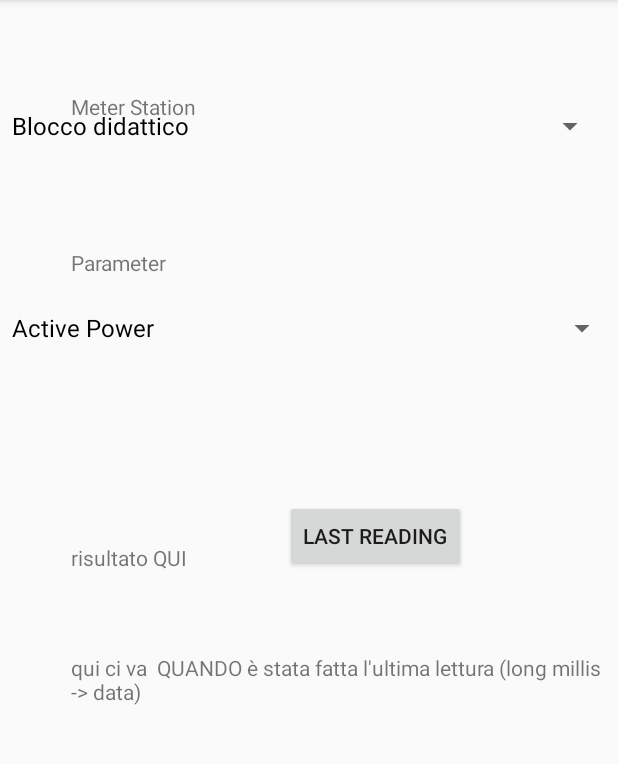
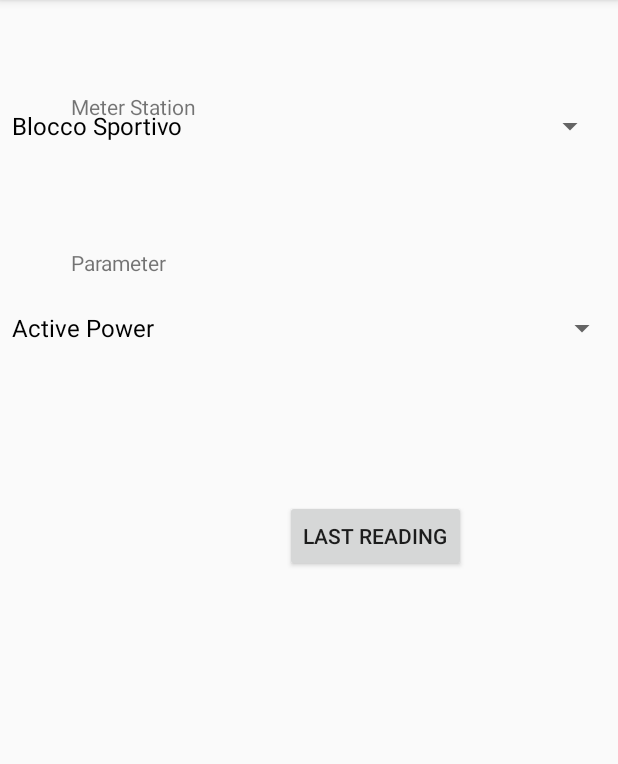
Before and after one commit to ghianda/SensorApp, an Android app: the screen it shows after launch (LastReadActivity), after a tap on "LAST READING", on a phone screen of 412 x 824 dp, the part 84-848 px from its top. Run offline under Robolectric (Android 15) with nearby library versions, the phone set to English and light mode, and no system bars; our stand-ins replace Volley.

Commit message:
Time Reading Ok and Store Data ok. Toast count record ok.
INIZIO ELABORAZIONE GRAFICA

```diff
--- a/app/build.gradle
+++ b/app/build.gradle
@@ -6,7 +6,6 @@
     defaultConfig {
         applicationId "com.example.francesco.myfirstapp"
         minSdkVersion 24
-        //minSdkVersion 15
         targetSdkVersion 24
         versionCode 1
         versionName "1.0"
--- a/app/src/main/java/com/example/francesco/myfirstapp/Sensor.java
+++ b/app/src/main/java/com/example/francesco/myfirstapp/Sensor.java
@@ -46,9 +46,7 @@
 
     public void addValue(double value, long timestamp) {
         //todo da togliere
-        System.out.println("value-timestamp aggiunto: " + value + "-" + timestamp);
-        //Data newData = new Data(value, timestamp);
-        //this.datas.add(newData);
+        //System.out.println("value-timestamp aggiunto: " + value + "-" + timestamp);
         this.datas.add(new Data(value, timestamp));
     }
 
--- a/app/src/main/java/com/example/francesco/myfirstapp/SensorList.java
+++ b/app/src/main/java/com/example/francesco/myfirstapp/SensorList.java
@@ -63,8 +63,8 @@
         sensors.add(new Sensor("/actpw", "Active Power"));
         sensors.add(new Sensor("/pwf", "Power Factor"));
         sensors.add(new Sensor("/cur/1", "Current - 1' phase"));
+        sensors.add(new Sensor("/cur/2", "Current - 2' phase"));
         sensors.add(new Sensor("/cur/3", "Current - 3' phase"));
-        sensors.add(new Sensor("/cur/2", "Current - 2' phase"));
         list.put(new Meter("QG/Lighting", "Illuminazione Hall e Aree Comuni"), sensors);
         //pulisco la lista sensors
         sensors = new ArrayList<Sensor>();
@@ -77,8 +77,8 @@
         sensors.add(new Sensor("/actpw", "Active Power"));
         sensors.add(new Sensor("/pwf", "Power Factor"));
         sensors.add(new Sensor("/cur/1", "Current - 1' phase"));
+        sensors.add(new Sensor("/cur/2", "Current - 2' phase"));
         sensors.add(new Sensor("/cur/3", "Current - 3' phase"));
-        sensors.add(new Sensor("/cur/2", "Current - 2' phase"));
         sensors.add(new Sensor("/appw", "Apparent Power"));
         sensors.add(new Sensor("/reactpw", "Reactive Power"));
         list.put(new Meter("QS", "Blocco Sportivo"), sensors);
@@ -93,8 +93,8 @@
         sensors.add(new Sensor("/actpw", "Active Power"));
         sensors.add(new Sensor("/pwf", "Power Factor"));
         sensors.add(new Sensor("/cur/1", "Current - 1' phase"));
+        sensors.add(new Sensor("/cur/2", "Current - 2' phase"));
         sensors.add(new Sensor("/cur/3", "Current - 3' phase"));
-        sensors.add(new Sensor("/cur/2", "Current - 2' phase"));
         sensors.add(new Sensor("/appw", "Apparent Power"));
         sensors.add(new Sensor("/reactpw", "Reactive Power"));
         list.put(new Meter("QG", "Blocco didattico"), sensors);
@@ -109,8 +109,8 @@
         sensors.add(new Sensor("/actpw", "Active Power"));
         sensors.add(new Sensor("/pwf", "Power Factor"));
         sensors.add(new Sensor("/cur/1", "Current - 1' phase"));
+        sensors.add(new Sensor("/cur/2", "Current - 2' phase"));
         sensors.add(new Sensor("/cur/3", "Current - 3' phase"));
-        sensors.add(new Sensor("/cur/2", "Current - 2' phase"));
         sensors.add(new Sensor("/appw", "Apparent Power"));
         sensors.add(new Sensor("/reactpw", "Reactive Power"));
         list.put(new Meter("Geom/GF", "Geometri - Piano Terra"), sensors);
@@ -125,8 +125,8 @@
         sensors.add(new Sensor("/actpw", "Active Power"));
         sensors.add(new Sensor("/pwf", "Power Factor"));
         sensors.add(new Sensor("/cur/1", "Current - 1' phase"));
+        sensors.add(new Sensor("/cur/2", "Current - 2' phase"));
         sensors.add(new Sensor("/cur/3", "Current - 3' phase"));
-        sensors.add(new Sensor("/cur/2", "Current - 2' phase"));
         sensors.add(new Sensor("/appw", "Apparent Power"));
         sensors.add(new Sensor("/reactpw", "Reactive Power"));
         list.put(new Meter("Geom/1F", "Geometri - Primo Piano"), sensors);
@@ -141,8 +141,8 @@
         sensors.add(new Sensor("/actpw", "Active Power"));
         sensors.add(new Sensor("/pwf", "Power Factor"));
         sensors.add(new Sensor("/cur/1", "Current - 1' phase"));
+        sensors.add(new Sensor("/cur/2", "Current - 2' phase"));
         sensors.add(new Sensor("/cur/3", "Current - 3' phase"));
-        sensors.add(new Sensor("/cur/2", "Current - 2' phase"));
         sensors.add(new Sensor("/appw", "Apparent Power"));
         sensors.add(new Sensor("/reactpw", "Reactive Power"));
         list.put(new Meter("Geom/GF/Labs/MP", "Geometri - Forza motrice Laboratori"), sensors);
--- a/app/src/main/res/layout/last_reading_activity.xml
+++ b/app/src/main/res/layout/last_reading_activity.xml
@@ -44,7 +44,7 @@
         android:id="@+id/SensorSpinner" />
 
     <TextView
-        android:text="risultato QUI"
+        android:text=" "
         android:layout_width="wrap_content"
         android:layout_height="wrap_content"
         android:layout_below="@+id/SensorSpinner"
@@ -55,7 +55,7 @@
 
     <TextView
         android:id="@+id/tvDisplayTimeResult"
-        android:text="qui ci va  QUANDO è stata fatta l'ultima lettura (long millis -> data)"
+        android:text=" "
         android:layout_width="wrap_content"
         android:layout_height="wrap_content"
         android:layout_marginTop="54dp"
--- a/app/src/main/res/layout/time_reading_activity.xml
+++ b/app/src/main/res/layout/time_reading_activity.xml
@@ -124,6 +124,7 @@
         android:orientation="horizontal">
 
         <Button
+            android:id="@+id/btTimeRead"
             android:layout_width="0dp"
             android:layout_height="wrap_content"
             android:layout_weight="1"
```
Also changed, not shown: app/src/main/java/com/example/francesco/myfirstapp/AbstractReadingActivity.java (+19 -10 lines), app/src/main/java/com/example/francesco/myfirstapp/SensorProjectApp.java (+5 -4 lines), app/src/main/java/com/example/francesco/myfirstapp/TimeReadActivity.java (+6 -36 lines), app/src/main/java/com/example/francesco/myfirstapp/readme.txt.
